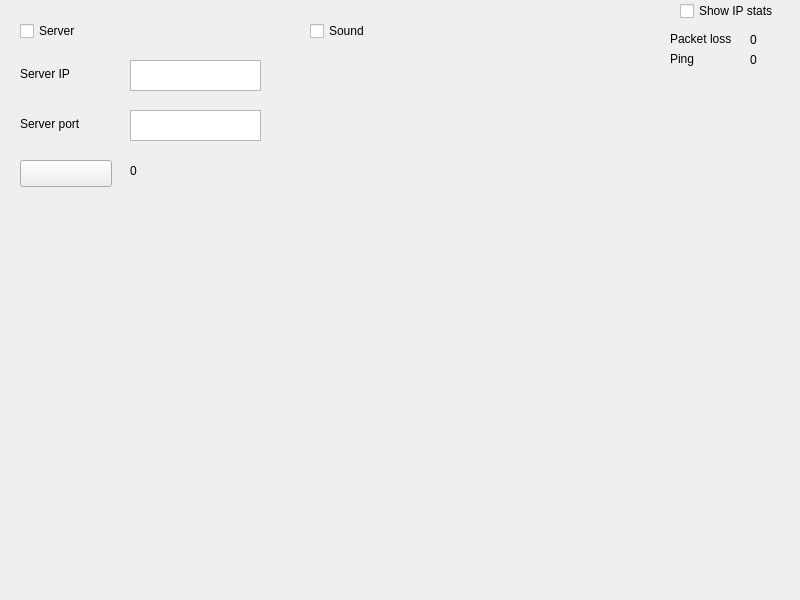
contremaitre/BomberDude, file gui/ui/main_window.ui: the form before one commit.
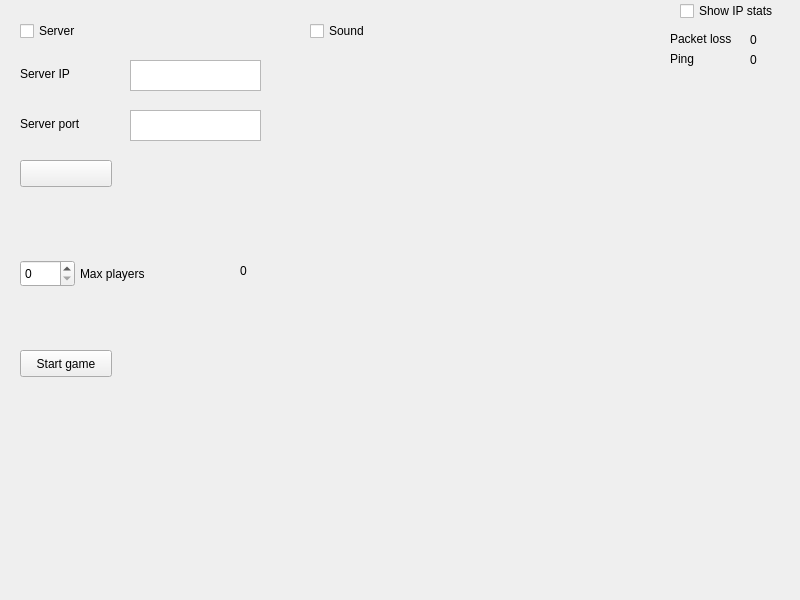
The form after the commit.

Commit message: The first player connected to the server is the game admin. Other players now wait until the admin start the game, to receive the map. The map is created when the game starts, only random map is handled for now Known bug : in the standalone server, the map is not re-created when all players left the game.

Diff of the .ui file:
```diff
--- a/gui/ui/main_window.ui
+++ b/gui/ui/main_window.ui
@@ -26,7 +26,7 @@
       <x>10</x>
       <y>10</y>
       <width>271</width>
-      <height>191</height>
+      <height>231</height>
      </rect>
     </property>
     <widget class="QCheckBox" name="isServer">
@@ -101,29 +101,6 @@
       <string/>
      </property>
     </widget>
-    <widget class="QLabel" name="serverStatus">
-     <property name="geometry">
-      <rect>
-       <x>120</x>
-       <y>140</y>
-       <width>41</width>
-       <height>41</height>
-      </rect>
-     </property>
-     <property name="text">
-      <string>0</string>
-     </property>
-    </widget>
-    <widget class="QWidget" name="serverStatus2" native="true">
-     <property name="geometry">
-      <rect>
-       <x>160</x>
-       <y>140</y>
-       <width>51</width>
-       <height>51</height>
-      </rect>
-     </property>
-    </widget>
    </widget>
    <widget class="QWidget" name="sound_pref" native="true">
     <property name="geometry">
@@ -226,6 +203,65 @@
      </property>
     </widget>
    </widget>
+   <widget class="QWidget" name="adminWidget" native="true">
+    <property name="geometry">
+     <rect>
+      <x>10</x>
+      <y>250</y>
+      <width>221</width>
+      <height>131</height>
+     </rect>
+    </property>
+    <widget class="QSpinBox" name="maxPlayersBox">
+     <property name="geometry">
+      <rect>
+       <x>10</x>
+       <y>10</y>
+       <width>55</width>
+       <height>27</height>
+      </rect>
+     </property>
+    </widget>
+    <widget class="QLabel" name="maxPlayers_label">
+     <property name="geometry">
+      <rect>
+       <x>70</x>
+       <y>10</y>
+       <width>101</width>
+       <height>27</height>
+      </rect>
+     </property>
+     <property name="text">
+      <string>Max players</string>
+     </property>
+    </widget>
+    <widget class="QPushButton" name="startGameButton">
+     <property name="geometry">
+      <rect>
+       <x>10</x>
+       <y>100</y>
+       <width>92</width>
+       <height>27</height>
+      </rect>
+     </property>
+     <property name="text">
+      <string>Start game</string>
+     </property>
+    </widget>
+   </widget>
+   <widget class="QLabel" name="serverStatus">
+    <property name="geometry">
+     <rect>
+      <x>240</x>
+      <y>250</y>
+      <width>41</width>
+      <height>41</height>
+     </rect>
+    </property>
+    <property name="text">
+     <string>0</string>
+    </property>
+   </widget>
   </widget>
   <widget class="QMenuBar" name="menubar">
    <property name="geometry">
```
The commit also changes 14 other files.
